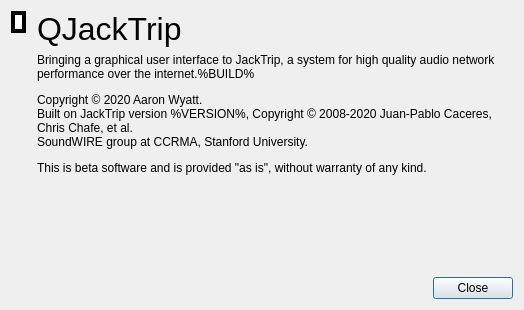
This is src/gui/about.ui in jacktrip/jacktrip as Qt 5 draws it before an edit. The edited form follows.
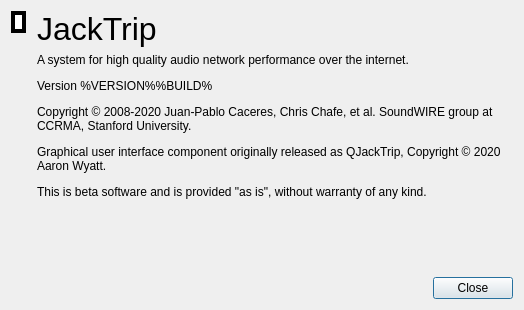
This is the edited form. Icons and pictures are not drawn.

The edit to the form file:
```diff
--- a/src/gui/about.ui
+++ b/src/gui/about.ui
@@ -77,7 +77,7 @@
         <string notr="true">font: 24pt;</string>
        </property>
        <property name="text">
-        <string>QJackTrip</string>
+        <string>JackTrip</string>
        </property>
        <property name="margin">
         <number>3</number>
@@ -93,7 +93,7 @@
         </size>
        </property>
        <property name="text">
-        <string>&lt;html&gt;&lt;head/&gt;&lt;body&gt;&lt;p&gt;Bringing a graphical user interface to JackTrip, a system for high quality audio network performance over the internet.%BUILD%&lt;/p&gt;&lt;p&gt;Copyright © 2020 Aaron Wyatt.&lt;br/&gt;Built on JackTrip version %VERSION%, Copyright © 2008-2020 Juan-Pablo Caceres, Chris Chafe, et al.&lt;br/&gt;SoundWIRE group at CCRMA, Stanford University.&lt;/p&gt;&lt;p&gt;This is beta software and is provided &amp;quot;as is&amp;quot;, without warranty of any kind.&lt;/p&gt;&lt;/body&gt;&lt;/html&gt;</string>
+        <string>&lt;html&gt;&lt;head/&gt;&lt;body&gt;&lt;p&gt;A system for high quality audio network performance over the internet.&lt;/p&gt;&lt;p&gt;Version %VERSION%%BUILD%&lt;/p&gt;&lt;p&gt;Copyright © 2008-2020 Juan-Pablo Caceres, Chris Chafe, et al. SoundWIRE group at CCRMA, Stanford University.&lt;/p&gt;&lt;p&gt;Graphical user interface component originally released as QJackTrip, Copyright © 2020 Aaron Wyatt.&lt;/p&gt;&lt;p&gt;This is beta software and is provided &amp;quot;as is&amp;quot;, without warranty of any kind.&lt;/p&gt;&lt;/body&gt;&lt;/html&gt;</string>
        </property>
        <property name="alignment">
         <set>Qt::AlignLeading|Qt::AlignLeft|Qt::AlignTop</set>
```
